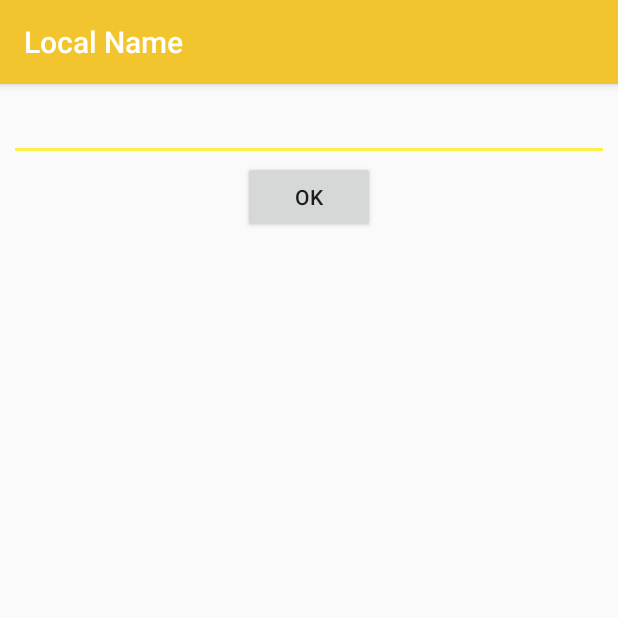
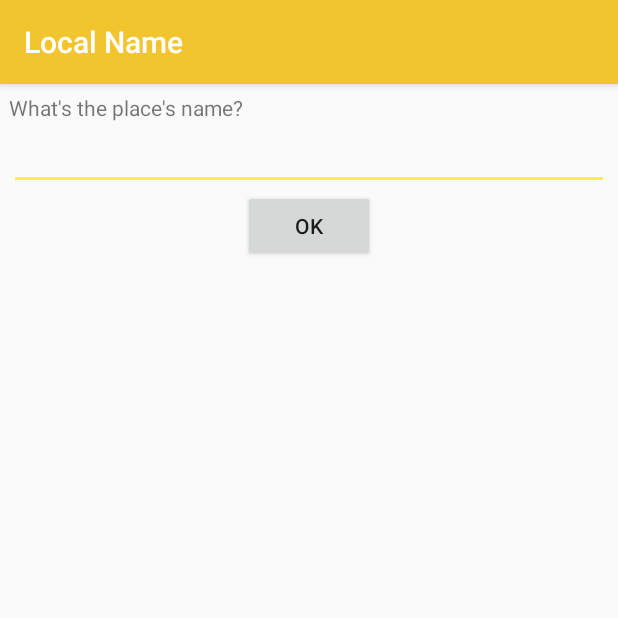
Before and after one commit to liatiemy/BeerSplitApp, an Android app: the RoundRegisterActivity screen opened directly, with no data from a screen before it, after a tap on "Expenses", on a phone screen of 412 x 824 dp, the top half of it. Run offline under Robolectric (Android 15) with nearby library versions, the phone set to English and light mode, and no system bars; our stand-ins replace Picasso; pictures from the network do not load; 1 statement that could not run was skipped.

Commit message:
first  version

```diff
--- a/app/src/main/java/tiemy/android/br/com/beersplitapp/AmountOfPeopleActivity.java
+++ b/app/src/main/java/tiemy/android/br/com/beersplitapp/AmountOfPeopleActivity.java
@@ -19,10 +19,12 @@ public class AmountOfPeopleActivity extends AppCompatActivity {
     }
 
     public void btNumber(View view){
+        int number =0;
         etNumberPeople = (EditText) findViewById(R.id.etNumberPeople);
-
+        if(!etNumberPeople.getText().toString().equals(""))
+             number = Integer.parseInt(etNumberPeople.getText().toString());
         Intent intent = new Intent();
-        intent.putExtra("numberPeople", etNumberPeople.getText().toString());
+        intent.putExtra("numberPeople", String.valueOf(number));
         setResult(Activity.RESULT_OK, intent);
         finish();
 
--- a/app/src/main/java/tiemy/android/br/com/beersplitapp/RoundRegisterActivity.java
+++ b/app/src/main/java/tiemy/android/br/com/beersplitapp/RoundRegisterActivity.java
@@ -23,6 +23,8 @@ public class RoundRegisterActivity extends AppCompatActivity{
     RecyclerView recyclerView ;
     private LinhaAdapter linhaAdapter;
     private RoundRegister roundRegister;
+    private RoundRegisterDAO roundRegisterDAO = new RoundRegisterDAO(this);
+    int ultimoRoundCadastrado;
 
     static final int LOCAL_NAME_REQUEST = 1;
     static final int AMOUNT_PEOPLE_REQUEST = 2;
@@ -36,15 +38,17 @@ public class RoundRegisterActivity extends AppCompatActivity{
         super.onCreate(savedInstanceState);
         setContentView(R.layout.activity_round_register);
 
-        roundRegister = new RoundRegister();
-
         recyclerView = (RecyclerView) findViewById(R.id.list);
 
         linhaAdapter = new LinhaAdapter(new ArrayList<String>(), new OnItemClickListenter() {
             @Override
             public void onItemClick(String item) {
                 //Toast.makeText(getApplicationContext(), item, Toast.LENGTH_SHORT).show();
+
+                ultimoRoundCadastrado = roundRegisterDAO.getLastIdRound()+1;
                 roundRegister = new RoundRegister();
+                roundRegister.setId_round(ultimoRoundCadastrado);
+
                 switch (item){
                     case "Local Name":
                         Intent intent = new Intent(getApplicationContext(), LocalNameActivity.class);
@@ -55,7 +59,9 @@ public class RoundRegisterActivity extends AppCompatActivity{
                         startActivityForResult(intent2, AMOUNT_PEOPLE_REQUEST);
                         break;
                     case "Expenses":
-                        startActivity(new Intent(RoundRegisterActivity.this, LocalNameActivity.class));
+                        Intent intent3 = new Intent(RoundRegisterActivity.this, LocalNameActivity.class);
+                        intent3.putExtra("id_round", String.valueOf(roundRegister.getId_round()));
+                        startActivity(intent3);
                         break;
                     case "Total":
                         startActivity(new Intent(RoundRegisterActivity.this, LocalNameActivity.class));
@@ -90,13 +96,13 @@ public class RoundRegisterActivity extends AppCompatActivity{
         if (requestCode == LOCAL_NAME_REQUEST) {
             if (resultCode == RESULT_OK) {
                 roundRegister.setName(data.getStringExtra("localName").toString());
-                Toast.makeText(this, "localName: " + roundRegister.getName(), Toast.LENGTH_SHORT).show();
+                //Toast.makeText(this, "localName: " + roundRegister.getName(), Toast.LENGTH_SHORT).show();
             }
         }
         if (requestCode == AMOUNT_PEOPLE_REQUEST) {
             if (resultCode == RESULT_OK) {
                 roundRegister.setPeople(Integer.parseInt(data.getStringExtra("numberPeople")));
-                Toast.makeText(this, "numberPeople: " + String.valueOf(roundRegister.getPeople()), Toast.LENGTH_SHORT).show();
+                //Toast.makeText(this, "numberPeople: " + String.valueOf(roundRegister.getPeople()), Toast.LENGTH_SHORT).show();
             }
         }
     }
--- a/app/src/main/java/tiemy/android/br/com/beersplitapp/dao/RoundRegisterDAO.java
+++ b/app/src/main/java/tiemy/android/br/com/beersplitapp/dao/RoundRegisterDAO.java
@@ -3,6 +3,7 @@ package tiemy.android.br.com.beersplitapp.dao;
 import android.content.ContentValues;
 import android.content.Context;
 import android.database.Cursor;
+import android.database.DatabaseUtils;
 import android.database.sqlite.SQLiteDatabase;
 
 import java.util.LinkedList;
@@ -90,4 +91,9 @@ public class RoundRegisterDAO {
         return roundRegister;
     }
 
+    public int getLastIdRound() {
+        int lastId = 1;
+        SQLiteDatabase db = banco.getReadableDatabase();
+        return (int) DatabaseUtils.queryNumEntries(db,TABLE_ROUND);
+    }
 }
--- a/app/src/main/res/layout/activity_amount_of_people.xml
+++ b/app/src/main/res/layout/activity_amount_of_people.xml
@@ -11,7 +11,7 @@
     <TextView
         android:layout_width="match_parent"
         android:layout_height="wrap_content"
-        android:text="How namy people are going to split the bill?"/>
+        android:text="How many people are going to split the bill?"/>
 
     <EditText
         android:layout_width="match_parent"
--- a/app/src/main/res/layout/activity_local_name.xml
+++ b/app/src/main/res/layout/activity_local_name.xml
@@ -7,7 +7,10 @@
     android:orientation="vertical"
     android:padding="6dp"
     tools:context="tiemy.android.br.com.beersplitapp.LocalNameActivity">
-
+    <TextView
+        android:layout_width="match_parent"
+        android:layout_height="wrap_content"
+        android:text="What's the place's name?"/>
     <EditText
         android:layout_width="match_parent"
         android:layout_height="wrap_content"
```
Also changed, not shown: app/src/main/java/tiemy/android/br/com/beersplitapp/dao/DBOpenHelperRound.java (deleted, +0 -81 lines), 1 other file.
